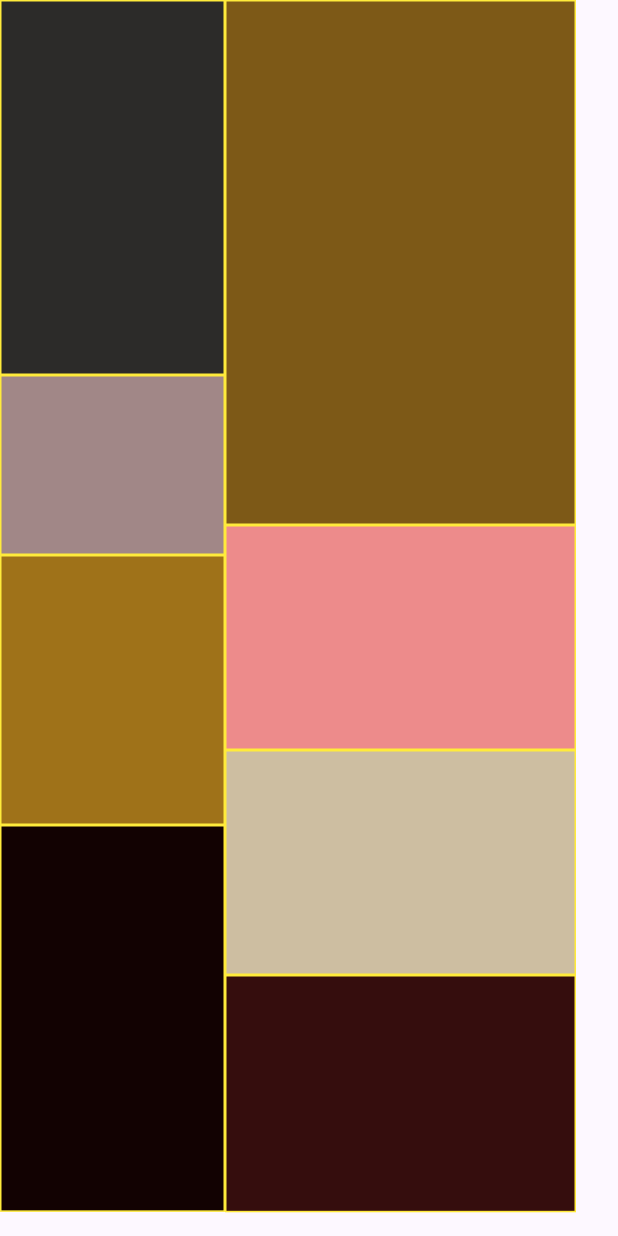
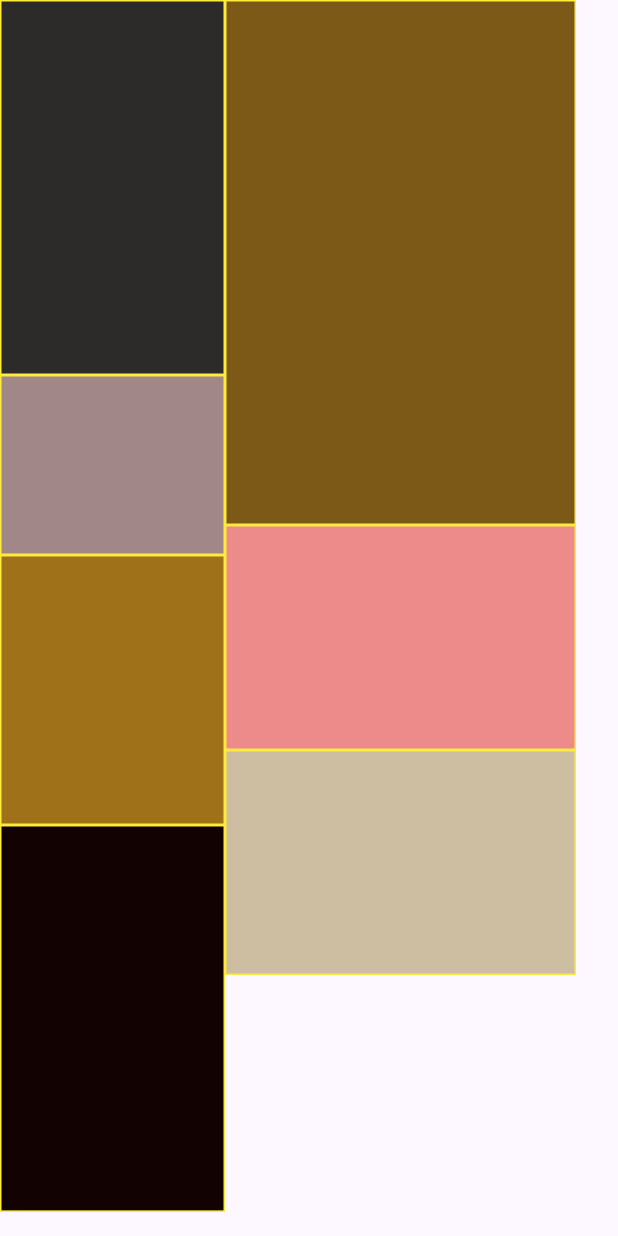
Before and after one commit to abeenkhanal/flutter, a Flutter app: the screen it shows after launch, on a phone screen of 412 x 824 dp. Run offline on Flutter 3.47's test engine with Material 3 defaults, Android fonts, the light colour scheme and no system bars.

Commit message:
commented a code

```diff
--- a/lib/row_column.dart
+++ b/lib/row_column.dart
@@ -74,9 +74,9 @@ class RowColum extends StatelessWidget {
               Container(
                 height: 158.2,
                 width: 234,
-                decoration: BoxDecoration(
-                    color: Color.fromARGB(255, 53, 13, 13),
-                    border: Border.all(color: Colors.yellow)),
+                // decoration: BoxDecoration(
+                //     color: Color.fromARGB(255, 53, 13, 13),
+                //     border: Border.all(color: Colors.yellow)),
               ),
             ],
           ),
```
